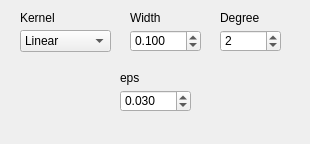
Before: the Qt Designer form _AlgorithmsPlugins/KernelMethods/paramsRVMregr.ui in b4silio/MLDemos, drawn with Qt 5.
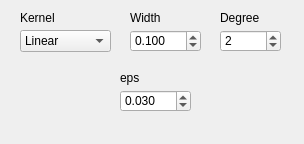
After: the same form once the commit is applied.

Diff of the .ui file:
```diff
--- a/_AlgorithmsPlugins/KernelMethods/paramsRVMregr.ui
+++ b/_AlgorithmsPlugins/KernelMethods/paramsRVMregr.ui
@@ -6,7 +6,7 @@
    <rect>
     <x>0</x>
     <y>0</y>
-    <width>310</width>
+    <width>304</width>
     <height>144</height>
    </rect>
   </property>
```
